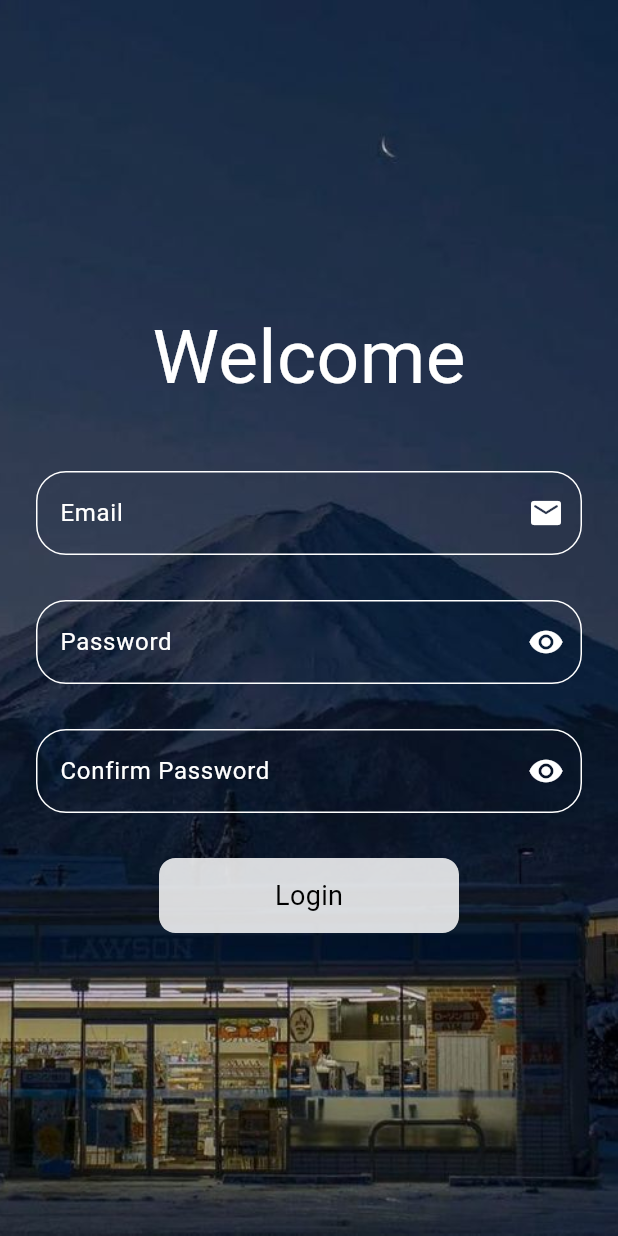
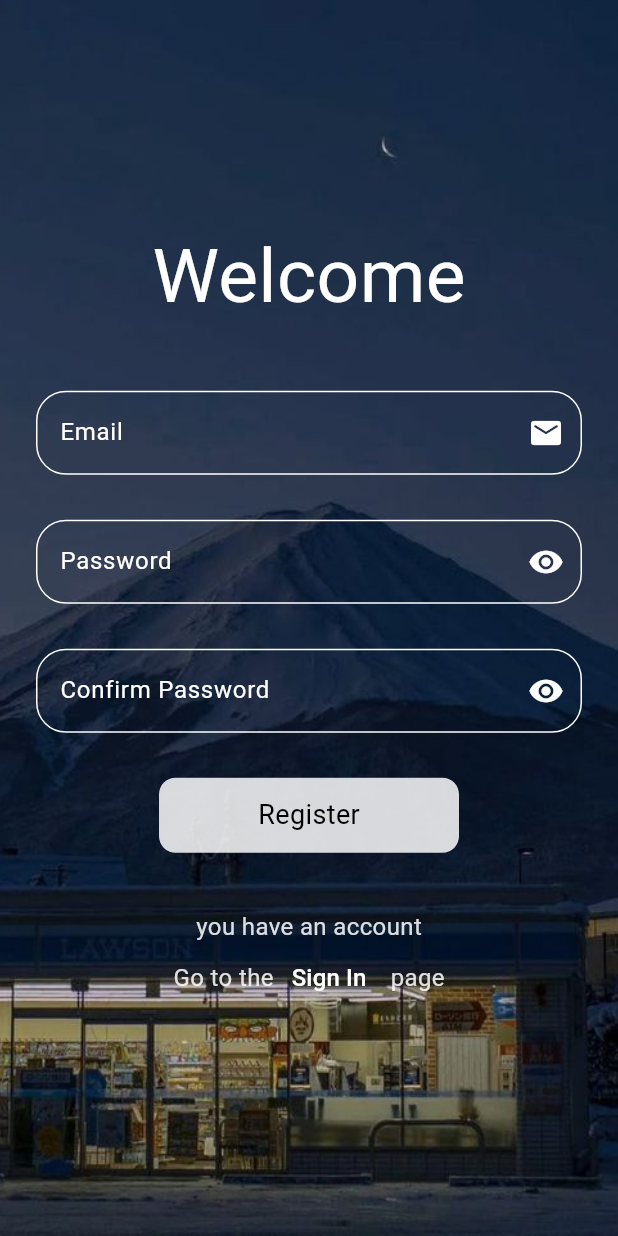
Before and after one commit to tranMinhTien2k3/Mobile_App_Travel_Community, a Flutter app: the Sign_up screen opened by its route, on a phone screen of 412 x 824 dp. Run offline on Flutter 3.47's test engine with Material 3 defaults, Android fonts, the phone set to English and light mode, and no system bars; our stand-ins replace animated_text_kit, carousel_slider, cloud_firestore, dartz, dio, firebase_auth and 10 more; missing offline and left inert: flutter_facebook_auth; accounts and stored records are empty.

Commit message:
edit layout login signup

```diff
--- a/lib/Views/home_page.dart
+++ b/lib/Views/home_page.dart
@@ -1,3 +1,4 @@
+import 'package:flutter/material.dart';
 import 'package:flutter/rendering.dart';
 import 'package:flutter/widgets.dart';
 
@@ -6,6 +7,6 @@ class Home_Page extends StatelessWidget {
 
   @override
   Widget build(BuildContext context) {
-    return const Placeholder();
+    return Scaffold();
   }
 }
--- a/lib/Views/sign_up_form.dart
+++ b/lib/form/sign_up_form.dart
@@ -4,7 +4,8 @@ import 'package:hooks_riverpod/hooks_riverpod.dart';
 import 'package:travel_app/Components/custom_button.dart';
 import 'package:travel_app/Components/password_form_field.dart';
 import 'package:travel_app/Components/text_form_field.dart';
-import 'package:travel_app/Views/login_form.dart';
+import 'package:travel_app/Widgets/small_text.dart';
+import 'package:travel_app/form/login_form.dart';
 import 'package:travel_app/Widgets/big_text.dart';
 import 'package:travel_app/repositories/auth_provider.dart';
 import 'package:flutter_hooks/flutter_hooks.dart';
@@ -36,7 +37,6 @@ class SignUpForm extends HookConsumerWidget {
 
   @override
   Widget build(BuildContext context, WidgetRef ref) {
-
     final emailController = useTextEditingController();
     final passwordController = useTextEditingController();
     final rePasswordController = useTextEditingController();
@@ -77,11 +77,10 @@ class SignUpForm extends HookConsumerWidget {
       );
     });
 
-
     return Padding(
       padding: const EdgeInsets.all(24.0),
       child: GestureDetector(
-        onTap: (){
+        onTap: () {
           FocusScope.of(context).unfocus();
         },
         child: SingleChildScrollView(
@@ -103,7 +102,10 @@ class SignUpForm extends HookConsumerWidget {
                   controller: emailController,
                   labelText: 'Email',
                   focusNode: focusNode,
-                  icon: Icon(Icons.email_rounded, color: Colors.white,),
+                  icon: Icon(
+                    Icons.email_rounded,
+                    color: Colors.white,
+                  ),
                   validator: validateEmail,
                 ),
                 SizedBox(
@@ -113,8 +115,8 @@ class SignUpForm extends HookConsumerWidget {
                   controller: passwordController,
                   labelText: 'Password',
                   focusNode: passwordFocusNode,
-                  validator: (value){
-                    if(value == null || value.isEmpty){
+                  validator: (value) {
+                    if (value == null || value.isEmpty) {
                       return 'Please enter your password';
                     }
                     return null;
@@ -123,7 +125,7 @@ class SignUpForm extends HookConsumerWidget {
                 SizedBox(
                   height: 10,
                 ),
-                if(showPasswordValidator.value)
+                if (showPasswordValidator.value)
                   FlutterPwValidator(
                       width: 400,
                       height: 150,
@@ -131,9 +133,8 @@ class SignUpForm extends HookConsumerWidget {
                       uppercaseCharCount: 1,
                       numericCharCount: 1,
                       specialCharCount: 1,
-                    onSuccess: (){},
-                    controller: passwordController
-                ),
+                      onSuccess: () {},
+                      controller: passwordController),
                 SizedBox(
                   height: 20,
                 ),
@@ -141,16 +142,15 @@ class SignUpForm extends HookConsumerWidget {
                   controller: rePasswordController,
                   labelText: 'Confirm Password',
                   focusNode: focusNode,
-                  validator: (value){
-                    if(value == null || value.isEmpty){
+                  validator: (value) {
+                    if (value == null || value.isEmpty) {
                       return 'Please confirm your password';
-                    }else if(value !=passwordController.text){
+                    } else if (value != passwordController.text) {
                       return 'Passwords do not match';
-                    }else{
+                    } else {
                       return null;
                     }
                   },
-
                 ),
                 SizedBox(
                   height: 30,
@@ -158,7 +158,7 @@ class SignUpForm extends HookConsumerWidget {
                 CustomButton(
                   backgroundColor: Colors.white.withOpacity(0.6),
                   isDisabled: false,
-                  title: 'Login',
+                  title: 'Register',
                   splashColor: Colors.white,
                   titleColor: Colors.black,
                   width: 200,
@@ -166,13 +166,45 @@ class SignUpForm extends HookConsumerWidget {
                       .watch(authNotifierProvider)
                       .maybeWhen(orElse: () => false, loading: () => true),
                   onPressed: () async {
-                    if (formKey.currentState?.validate() ?? false ) {
+                    if (formKey.currentState?.validate() ?? false) {
                       ref.read(authNotifierProvider.notifier).signUp(
                             email: emailController.text,
                             password: passwordController.text,
                           );
                     }
                   },
+                ),
+                SizedBox(height: 40),
+                SmallText(
+                  text: "you have an account",
+                  color: Color.fromARGB(219, 255, 255, 255),
+                  size: 16,
+                ),
+                Row(
+                  mainAxisAlignment: MainAxisAlignment.center,
+                  children: [
+                    SmallText(
+                      text: "Go to the",
+                      color: Color.fromARGB(219, 255, 255, 255),
+                      size: 16,
+                    ),
+                    Align(
+                      alignment: Alignment.centerRight,
+                      child: TextButton(
+                          onPressed: () =>
+                              Navigator.pushNamed(context, '/login'),
+                          child: SmallText(
+                            text: 'Sign In ',
+                            color: Colors.white,
+                            size: 16,
+                          )),
+                    ),
+                    SmallText(
+                      text: "page",
+                      color: Color.fromARGB(219, 255, 255, 255),
+                      size: 16,
+                    ),
+                  ],
                 ),
               ],
             ),
```
Also changed, not shown: lib/Views/login_page.dart (+3 -7 lines), lib/Views/sign_up_page.dart (+4 -6 lines), lib/form/login_form.dart (renamed from lib/Views/login_form.dart, +28 -2 lines), lib/form/form_container.dart (renamed from lib/Widgets/form_container.dart). Lines whose indentation alone changed are shown as unchanged.
